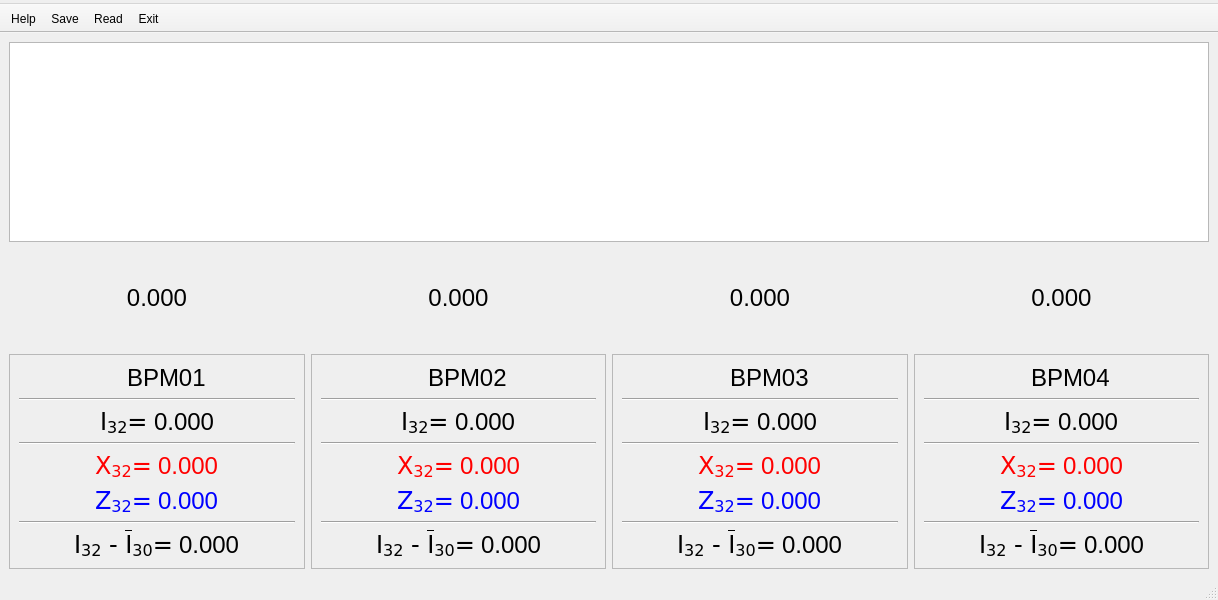
Above: MainWindow_1.ui from Snake9889/CDV before the change. Below: the same form after it.
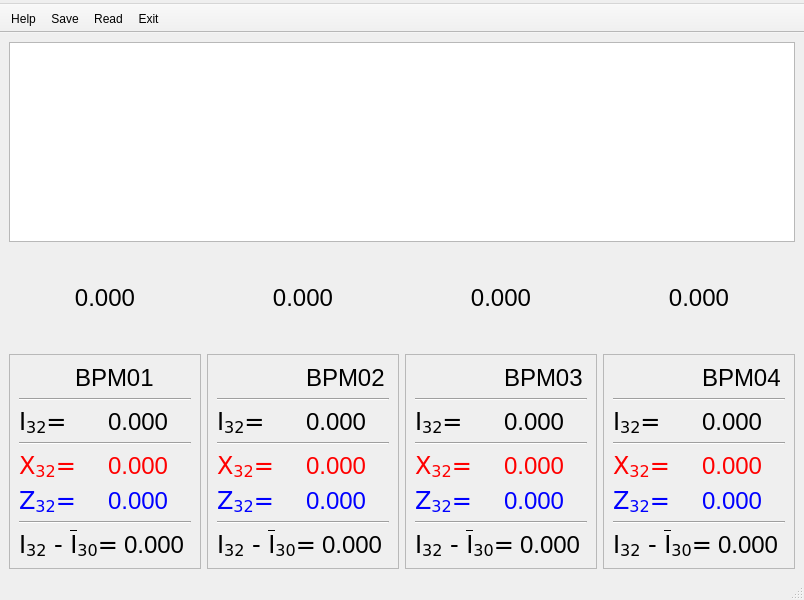
That is the form after the change. Custom widgets are drawn as their Qt base class.

The edit to the form file:
```diff
--- a/MainWindow_1.ui
+++ b/MainWindow_1.ui
@@ -9,7 +9,7 @@
    <rect>
     <x>0</x>
     <y>0</y>
-    <width>1218</width>
+    <width>804</width>
     <height>600</height>
    </rect>
   </property>
@@ -58,13 +58,13 @@
        </widget>
       </item>
       <item>
-       <layout class="QHBoxLayout" name="horizontalLayout_21">
+       <layout class="QGridLayout" name="gridLayout_4">
         <property name="sizeConstraint">
-         <enum>QLayout::SetMinimumSize</enum>
+         <enum>QLayout::SetFixedSize</enum>
         </property>
-        <item>
-         <layout class="QVBoxLayout" name="verticalLayout_3">
-          <item>
+        <item row="0" column="0">
+         <layout class="QGridLayout" name="gridLayout">
+          <item row="0" column="0">
            <widget class="QLabel" name="pos_1">
             <property name="font">
              <font>
@@ -82,56 +82,24 @@
             </property>
            </widget>
           </item>
-          <item>
+          <item row="1" column="0">
            <widget class="QFrame" name="frame">
+            <property name="sizePolicy">
+             <sizepolicy hsizetype="Minimum" vsizetype="Minimum">
+              <horstretch>0</horstretch>
+              <verstretch>0</verstretch>
+             </sizepolicy>
+            </property>
             <property name="frameShape">
              <enum>QFrame::StyledPanel</enum>
             </property>
             <property name="frameShadow">
              <enum>QFrame::Raised</enum>
             </property>
-            <layout class="QVBoxLayout" name="verticalLayout_2">
-             <item>
-              <layout class="QHBoxLayout" name="horizontalLayout_5">
-               <item>
-                <spacer name="horizontalSpacer_9">
-                 <property name="orientation">
-                  <enum>Qt::Horizontal</enum>
-                 </property>
-                 <property name="sizeHint" stdset="0">
-                  <size>
-                   <width>40</width>
-                   <height>20</height>
-                  </size>
-                 </property>
-                </spacer>
-               </item>
-               <item>
-                <widget class="QLabel" name="status_1">
-                 <property name="sizePolicy">
-                  <sizepolicy hsizetype="Minimum" vsizetype="Minimum">
-                   <horstretch>0</horstretch>
-                   <verstretch>0</verstretch>
-                  </sizepolicy>
-                 </property>
-                 <property name="font">
-                  <font>
-                   <family>DejaVu Sans</family>
-                   <pointsize>18</pointsize>
-                  </font>
-                 </property>
-                 <property name="toolTip">
-                  <string>BetaZ</string>
-                 </property>
-                 <property name="styleSheet">
-                  <string notr="true">color: rgb(0, 0, 0);</string>
-                 </property>
-                 <property name="text">
-                  <string/>
-                 </property>
-                </widget>
-               </item>
-               <item>
+            <layout class="QGridLayout" name="gridLayout_2">
+             <item row="0" column="0">
+              <layout class="QGridLayout" name="gridLayout_3">
+               <item row="0" column="2">
                 <widget class="QLabel" name="BPM_1_label">
                  <property name="sizePolicy">
                   <sizepolicy hsizetype="Minimum" vsizetype="Minimum">
@@ -155,45 +123,50 @@
                  </property>
                 </widget>
                </item>
-               <item>
-                <spacer name="horizontalSpacer_10">
-                 <property name="orientation">
-                  <enum>Qt::Horizontal</enum>
+               <item row="0" column="0">
+                <widget class="QLabel" name="status_1">
+                 <property name="sizePolicy">
+                  <sizepolicy hsizetype="Minimum" vsizetype="Minimum">
+                   <horstretch>0</horstretch>
+                   <verstretch>0</verstretch>
+                  </sizepolicy>
                  </property>
-                 <property name="sizeHint" stdset="0">
+                 <property name="maximumSize">
                   <size>
-                   <width>40</width>
-                   <height>20</height>
+                   <width>50</width>
+                   <height>100</height>
                   </size>
                  </property>
-                </spacer>
+                 <property name="font">
+                  <font>
+                   <family>DejaVu Sans</family>
+                   <pointsize>18</pointsize>
+                  </font>
+                 </property>
+                 <property name="toolTip">
+                  <string>BetaZ</string>
+                 </property>
+                 <property name="styleSheet">
+                  <string notr="true">color: rgb(0, 0, 0);</string>
+                 </property>
+                 <property name="text">
+                  <string/>
+                 </property>
+                </widget>
                </item>
               </layout>
              </item>
-             <item>
+             <item row="1" column="0">
               <widget class="Line" name="line_3">
                <property name="orientation">
                 <enum>Qt::Horizontal</enum>
                </property>
               </widget>
              </item>
-             <item>
+             <item row="2" column="0">
               <layout class="QHBoxLayout" name="horizontalLayout_4">
                <item>
-                <spacer name="horizontalSpacer_4">
-                 <property name="orientation">
-                  <enum>Qt::Horizontal</enum>
-                 </property>
-                 <property name="sizeHint" stdset="0">
-                  <size>
-                   <width>40</width>
-                   <height>20</height>
-                  </size>
-                 </property>
-                </spacer>
-               </item>
-               <item>
-                <widget class="QLabel" name="value_I_label_1">
+                <widget class="QLabel" name="i_label_1">
                  <property name="sizePolicy">
                   <sizepolicy hsizetype="Minimum" vsizetype="Minimum">
                    <horstretch>0</horstretch>
@@ -244,45 +217,19 @@
                  </property>
                 </widget>
                </item>
-               <item>
-                <spacer name="horizontalSpacer_2">
-                 <property name="orientation">
-                  <enum>Qt::Horizontal</enum>
-                 </property>
-                 <property name="sizeHint" stdset="0">
-                  <size>
-                   <width>40</width>
-                   <height>20</height>
-                  </size>
-                 </property>
-                </spacer>
-               </item>
               </layout>
              </item>
-             <item>
+             <item row="3" column="0">
               <widget class="Line" name="line_2">
                <property name="orientation">
                 <enum>Qt::Horizontal</enum>
                </property>
               </widget>
              </item>
-             <item>
+             <item row="4" column="0">
               <layout class="QHBoxLayout" name="horizontalLayout_2">
                <item>
-                <spacer name="horizontalSpacer_7">
-                 <property name="orientation">
-                  <enum>Qt::Horizontal</enum>
-                 </property>
-                 <property name="sizeHint" stdset="0">
-                  <size>
-                   <width>40</width>
-                   <height>20</height>
-                  </size>
-                 </property>
-                </spacer>
-               </item>
-               <item>
-                <widget class="QLabel" name="value_x_label_1">
+                <widget class="QLabel" name="x_label_1">
                  <property name="sizePolicy">
                   <sizepolicy hsizetype="Minimum" vsizetype="Minimum">
                    <horstretch>0</horstretch>
@@ -333,38 +280,12 @@
                  </property>
                 </widget>
                </item>
-               <item>
-                <spacer name="horizontalSpacer_8">
-                 <property name="orientation">
-                  <enum>Qt::Horizontal</enum>
-                 </property>
-                 <property name="sizeHint" stdset="0">
-                  <size>
-                   <width>40</width>
-                   <height>20</height>
-                  </size>
-                 </property>
-                </spacer>
-               </item>
               </layout>
              </item>
-             <item>
+             <item row="5" column="0">
               <layout class="QHBoxLayout" name="horizontalLayout">
                <item>
-                <spacer name="horizontalSpacer">
-                 <property name="orientation">
-                  <enum>Qt::Horizontal</enum>
-                 </property>
-                 <property name="sizeHint" stdset="0">
-                  <size>
-                   <width>40</width>
-                   <height>20</height>
-                  </size>
-                 </property>
-                </spacer>
-               </item>
-               <item>
-                <widget class="QLabel" name="value_z_label_1">
+                <widget class="QLabel" name="z_label_1">
                  <property name="sizePolicy">
                   <sizepolicy hsizetype="Minimum" vsizetype="Minimum">
                    <horstretch>0</horstretch>
@@ -412,45 +333,19 @@
                  </property>
                 </widget>
                </item>
-               <item>
-                <spacer name="horizontalSpacer_3">
-                 <property name="orientation">
-                  <enum>Qt::Horizontal</enum>
-                 </property>
-                 <property name="sizeHint" stdset="0">
-                  <size>
-                   <width>40</width>
-                   <height>20</height>
-                  </size>
-                 </property>
-                </spacer>
-               </item>
               </layout>
              </item>
-             <item>
+             <item row="6" column="0">
               <widget class="Line" name="line">
                <property name="orientation">
                 <enum>Qt::Horizontal</enum>
                </property>
               </widget>
              </item>
-             <item>
+             <item row="7" column="0">
               <layout class="QHBoxLayout" name="horizontalLayout_3">
                <item>
-                <spacer name="horizontalSpacer_5">
-                 <property name="orientation">
-                  <enum>Qt::Horizontal</enum>
-                 </property>
-                 <property name="sizeHint" stdset="0">
-                  <size>
-                   <width>40</width>
-                   <height>20</height>
-                  </size>
-                 </property>
-                </spacer>
-               </item>
-               <item>
-                <widget class="QLabel" name="delta_I_label_1">
+                <widget class="QLabel" name="delta_label_1">
                  <property name="sizePolicy">
                   <sizepolicy hsizetype="Minimum" vsizetype="Minimum">
                    <horstretch>0</horstretch>
@@ -498,19 +393,6 @@
                  </property>
                 </widget>
                </item>
-               <item>
-                <spacer name="horizontalSpacer_6">
-                 <property name="orientation">
-                  <enum>Qt::Horizontal</enum>
-                 </property>
-                 <property name="sizeHint" stdset="0">
-                  <size>
-                   <width>40</width>
-                   <height>20</height>
-                  </size>
-                 </property>
-                </spacer>
-               </item>
               </layout>
              </item>
             </layout>
@@ -518,7 +400,7 @@
           </item>
          </layout>
         </item>
-        <item>
+        <item row="0" column="1">
          <layout class="QVBoxLayout" name="verticalLayout_4">
           <item>
            <widget class="QLabel" name="pos_2">
@@ -540,6 +422,12 @@
           </item>
           <item>
            <widget class="QFrame" name="frame_2">
+            <property name="sizePolicy">
+             <sizepolicy hsizetype="Minimum" vsizetype="Minimum">
+              <horstretch>0</horstretch>
+              <verstretch>0</verstretch>
+             </sizepolicy>
+            </property>
             <property name="frameShape">
              <enum>QFrame::StyledPanel</enum>
             </property>
@@ -549,19 +437,6 @@
             <layout class="QVBoxLayout" name="verticalLayout_5">
              <item>
               <layout class="QHBoxLayout" name="horizontalLayout_6">
-               <item>
-                <spacer name="horizontalSpacer_11">
-                 <property name="orientation">
-                  <enum>Qt::Horizontal</enum>
-                 </property>
-                 <property name="sizeHint" stdset="0">
-                  <size>
-                   <width>40</width>
-                   <height>20</height>
-                  </size>
-                 </property>
-                </spacer>
-               </item>
                <item>
                 <widget class="QLabel" name="status_2">
                  <property name="sizePolicy">
@@ -611,19 +486,6 @@
                  </property>
                 </widget>
                </item>
-               <item>
-                <spacer name="horizontalSpacer_12">
-                 <property name="orientation">
-                  <enum>Qt::Horizontal</enum>
-                 </property>
-                 <property name="sizeHint" stdset="0">
-                  <size>
-                   <width>40</width>
-                   <height>20</height>
-                  </size>
-                 </property>
-                </spacer>
-               </item>
               </layout>
              </item>
              <item>
@@ -636,20 +498,7 @@
              <item>
               <layout class="QHBoxLayout" name="horizontalLayout_7">
                <item>
-                <spacer name="horizontalSpacer_13">
-                 <property name="orientation">
-                  <enum>Qt::Horizontal</enum>
-                 </property>
-                 <property name="sizeHint" stdset="0">
-                  <size>
-                   <width>40</width>
-                   <height>20</height>
-                  </size>
-                 </property>
-                </spacer>
-               </item>
-               <item>
-                <widget class="QLabel" name="value_I_label_2">
+                <widget class="QLabel" name="i_label_2">
                  <property name="sizePolicy">
                   <sizepolicy hsizetype="Minimum" vsizetype="Minimum">
                    <horstretch>0</horstretch>
@@ -700,19 +549,6 @@
                  </property>
                 </widget>
                </item>
-               <item>
-                <spacer name="horizontalSpacer_14">
-                 <property name="orientation">
-                  <enum>Qt::Horizontal</enum>
-                 </property>
-                 <property name="sizeHint" stdset="0">
-                  <size>
-                   <width>40</width>
-                   <height>20</height>
-                  </size>
-                 </property>
-                </spacer>
-               </item>
               </layout>
              </item>
              <item>
@@ -725,20 +561,7 @@
              <item>
               <layout class="QHBoxLayout" name="horizontalLayout_8">
                <item>
-                <spacer name="horizontalSpacer_15">
-                 <property name="orientation">
-                  <enum>Qt::Horizontal</enum>
-                 </property>
-                 <property name="sizeHint" stdset="0">
-                  <size>
-                   <width>40</width>
-                   <height>20</height>
-                  </size>
-                 </property>
-                </spacer>
-               </item>
-               <item>
-                <widget class="QLabel" name="value_x_label_2">
+                <widget class="QLabel" name="x_label_2">
                  <property name="sizePolicy">
                   <sizepolicy hsizetype="Minimum" vsizetype="Minimum">
                    <horstretch>0</horstretch>
@@ -789,38 +612,12 @@
                  </property>
                 </widget>
                </item>
-               <item>
-                <spacer name="horizontalSpacer_16">
-                 <property name="orientation">
-                  <enum>Qt::Horizontal</enum>
-                 </property>
-                 <property name="sizeHint" stdset="0">
-                  <size>
-                   <width>40</width>
-                   <height>20</height>
-                  </size>
-                 </property>
-                </spacer>
-               </item>
               </layout>
              </item>
              <item>
               <layout class="QHBoxLayout" name="horizontalLayout_9">
                <item>
-                <spacer name="horizontalSpacer_17">
-                 <property name="orientation">
-                  <enum>Qt::Horizontal</enum>
-                 </property>
-                 <property name="sizeHint" stdset="0">
-                  <size>
-                   <width>40</width>
-                   <height>20</height>
-                  </size>
-                 </property>
-                </spacer>
-               </item>
-               <item>
-                <widget class="QLabel" name="value_z_label_2">
+                <widget class="QLabel" name="z_label_2">
                  <property name="sizePolicy">
                   <sizepolicy hsizetype="Minimum" vsizetype="Minimum">
                    <horstretch>0</horstretch>
@@ -868,19 +665,6 @@
                  </property>
                 </widget>
                </item>
-               <item>
-                <spacer name="horizontalSpacer_18">
-                 <property name="orientation">
-                  <enum>Qt::Horizontal</enum>
-                 </property>
-                 <property name="sizeHint" stdset="0">
-                  <size>
-                   <width>40</width>
-                   <height>20</height>
-                  </size>
-                 </property>
-                </spacer>
-               </item>
               </layout>
              </item>
              <item>
@@ -893,20 +677,7 @@
              <item>
               <layout class="QHBoxLayout" name="horizontalLayout_10">
                <item>
-                <spacer name="horizontalSpacer_19">
-                 <property name="orientation">
-                  <enum>Qt::Horizontal</enum>
-                 </property>
-                 <property name="sizeHint" stdset="0">
-                  <size>
-                   <width>40</width>
-                   <height>20</height>
-                  </size>
-                 </property>
-                </spacer>
-               </item>
-               <item>
-                <widget class="QLabel" name="delta_I_label_2">
+                <widget class="QLabel" name="delta_label_2">
                  <property name="sizePolicy">
                   <sizepolicy hsizetype="Minimum" vsizetype="Minimum">
                    <horstretch>0</horstretch>
@@ -954,19 +725,6 @@
                  </property>
                 </widget>
                </item>
-               <item>
-                <spacer name="horizontalSpacer_20">
-                 <property name="orientation">
-                  <enum>Qt::Horizontal</enum>
-                 </property>
-                 <property name="sizeHint" stdset="0">
-                  <size>
-                   <width>40</width>
-                   <height>20</height>
-                  </size>
-                 </property>
-                </spacer>
-               </item>
               </layout>
              </item>
             </layout>
@@ -974,7 +732,7 @@
           </item>
          </layout>
         </item>
-        <item>
+        <item row="0" column="2">
          <layout class="QVBoxLayout" name="verticalLayout_6">
           <item>
            <widget class="QLabel" name="pos_3">
@@ -996,6 +754,12 @@
           </item>
           <item>
            <widget class="QFrame" name="frame_3">
+            <property name="sizePolicy">
+             <sizepolicy hsizetype="Minimum" vsizetype="Minimum">
+              <horstretch>0</horstretch>
+              <verstretch>0</verstretch>
+             </sizepolicy>
+            </property>
             <property name="frameShape">
              <enum>QFrame::StyledPanel</enum>
             </property>
@@ -1005,19 +769,6 @@
             <layout class="QVBoxLayout" name="verticalLayout_7">
              <item>
               <layout class="QHBoxLayout" name="horizontalLayout_11">
-               <item>
-                <spacer name="horizontalSpacer_21">
-                 <property name="orientation">
-                  <enum>Qt::Horizontal</enum>
-                 </property>
-                 <property name="sizeHint" stdset="0">
-                  <size>
-                   <width>40</width>
-                   <height>20</height>
-                  </size>
-                 </property>
-                </spacer>
-               </item>
                <item>
                 <widget class="QLabel" name="status_3">
                  <property name="sizePolicy">
@@ -1067,19 +818,6 @@
                  </property>
                 </widget>
                </item>
-               <item>
-                <spacer name="horizontalSpacer_22">
-                 <property name="orientation">
-                  <enum>Qt::Horizontal</enum>
-                 </property>
-                 <property name="sizeHint" stdset="0">
-                  <size>
-                   <width>40</width>
-                   <height>20</height>
-                  </size>
-                 </property>
-                </spacer>
-               </item>
               </layout>
              </item>
              <item>
@@ -1092,20 +830,7 @@
              <item>
               <layout class="QHBoxLayout" name="horizontalLayout_12">
                <item>
-                <spacer name="horizontalSpacer_23">
-                 <property name="orientation">
-                  <enum>Qt::Horizontal</enum>
-                 </property>
-                 <property name="sizeHint" stdset="0">
-                  <size>
-                   <width>40</width>
-                   <height>20</height>
-                  </size>
-                 </property>
-                </spacer>
-               </item>
-               <item>
-                <widget class="QLabel" name="value_I_label_3">
+                <widget class="QLabel" name="i_label_3">
                  <property name="sizePolicy">
                   <sizepolicy hsizetype="Minimum" vsizetype="Minimum">
                    <horstretch>0</horstretch>
@@ -1156,19 +881,6 @@
                  </property>
                 </widget>
                </item>
-               <item>
-                <spacer name="horizontalSpacer_24">
-                 <property name="orientation">
-                  <enum>Qt::Horizontal</enum>
-                 </property>
-                 <property name="sizeHint" stdset="0">
-                  <size>
-                   <width>40</width>
-                   <height>20</height>
-                  </size>
-                 </property>
-                </spacer>
-               </item>
               </layout>
              </item>
              <item>
@@ -1181,20 +893,7 @@
              <item>
               <layout class="QHBoxLayout" name="horizontalLayout_13">
                <item>
-                <spacer name="horizontalSpacer_25">
-                 <property name="orientation">
-                  <enum>Qt::Horizontal</enum>
-                 </property>
-                 <property name="sizeHint" stdset="0">
-                  <size>
-                   <width>40</width>
-                   <height>20</height>
-                  </size>
-                 </property>
-                </spacer>
-               </item>
-               <item>
-                <widget class="QLabel" name="value_x_label_3">
+                <widget class="QLabel" name="x_label_3">
                  <property name="sizePolicy">
                   <sizepolicy hsizetype="Minimum" vsizetype="Minimum">
                    <horstretch>0</horstretch>
@@ -1245,38 +944,12 @@
                  </property>
                 </widget>
                </item>
-               <item>
-                <spacer name="horizontalSpacer_26">
-                 <property name="orientation">
-                  <enum>Qt::Horizontal</enum>
-                 </property>
-                 <property name="sizeHint" stdset="0">
-                  <size>
-                   <width>40</width>
-                   <height>20</height>
-                  </size>
-                 </property>
-                </spacer>
-               </item>
               </layout>
              </item>
              <item>
               <layout class="QHBoxLayout" name="horizontalLayout_14">
                <item>
-                <spacer name="horizontalSpacer_27">
-                 <property name="orientation">
-                  <enum>Qt::Horizontal</enum>
-                 </property>
-                 <property name="sizeHint" stdset="0">
-                  <size>
-                   <width>40</width>
-                   <height>20</height>
-                  </size>
-                 </property>
-                </spacer>
-               </item>
-               <item>
-                <widget class="QLabel" name="value_z_label_3">
+                <widget class="QLabel" name="z_label_3">
                  <property name="sizePolicy">
                   <sizepolicy hsizetype="Minimum" vsizetype="Minimum">
                    <horstretch>0</horstretch>
@@ -1324,19 +997,6 @@
                  </property>
                 </widget>
                </item>
-               <item>
-                <spacer name="horizontalSpacer_28">
-                 <property name="orientation">
-                  <enum>Qt::Horizontal</enum>
-                 </property>
-                 <property name="sizeHint" stdset="0">
-                  <size>
-                   <width>40</width>
-                   <height>20</height>
-                  </size>
-                 </property>
-                </spacer>
-               </item>
               </layout>
              </item>
              <item>
@@ -1349,20 +1009,7 @@
              <item>
               <layout class="QHBoxLayout" name="horizontalLayout_15">
                <item>
-                <spacer name="horizontalSpacer_29">
-                 <property name="orientation">
-                  <enum>Qt::Horizontal</enum>
-                 </property>
-                 <property name="sizeHint" stdset="0">
-                  <size>
-                   <width>40</width>
-                   <height>20</height>
-                  </size>
-                 </property>
-                </spacer>
-               </item>
-               <item>
-                <widget class="QLabel" name="delta_I_label_3">
+                <widget class="QLabel" name="delta_label_3">
                  <property name="sizePolicy">
                   <sizepolicy hsizetype="Minimum" vsizetype="Minimum">
                    <horstretch>0</horstretch>
@@ -1410,19 +1057,6 @@
                  </property>
                 </widget>
                </item>
-               <item>
-                <spacer name="horizontalSpacer_30">
-                 <property name="orientation">
-                  <enum>Qt::Horizontal</enum>
-                 </property>
-                 <property name="sizeHint" stdset="0">
-                  <size>
-                   <width>40</width>
-                   <height>20</height>
-                  </size>
-                 </property>
-                </spacer>
-               </item>
               </layout>
              </item>
             </layout>
@@ -1430,7 +1064,7 @@
           </item>
          </layout>
         </item>
-        <item>
+        <item row="0" column="3">
          <layout class="QVBoxLayout" name="verticalLayout_8">
           <item>
            <widget class="QLabel" name="pos_4">
@@ -1452,6 +1086,12 @@
           </item>
           <item>
            <widget class="QFrame" name="frame_4">
+            <property name="sizePolicy">
+             <sizepolicy hsizetype="Minimum" vsizetype="Minimum">
+              <horstretch>0</horstretch>
+              <verstretch>0</verstretch>
+             </sizepolicy>
+            </property>
             <property name="frameShape">
              <enum>QFrame::StyledPanel</enum>
             </property>
@@ -1461,19 +1101,6 @@
             <layout class="QVBoxLayout" name="verticalLayout_9">
              <item>
               <layout class="QHBoxLayout" name="horizontalLayout_16">
-               <item>
-                <spacer name="horizontalSpacer_31">
-                 <property name="orientation">
-                  <enum>Qt::Horizontal</enum>
-                 </property>
-                 <property name="sizeHint" stdset="0">
-                  <size>
-                   <width>40</width>
-                   <height>20</height>
-                  </size>
-                 </property>
-                </spacer>
-               </item>
                <item>
                 <widget class="QLabel" name="status_4">
                  <property name="sizePolicy">
@@ -1523,19 +1150,6 @@
                  </property>
                 </widget>
                </item>
-               <item>
-                <spacer name="horizontalSpacer_32">
-                 <property name="orientation">
-                  <enum>Qt::Horizontal</enum>
-                 </property>
-                 <property name="sizeHint" stdset="0">
-                  <size>
-                   <width>40</width>
-                   <height>20</height>
-                  </size>
-                 </property>
-                </spacer>
-               </item>
               </layout>
              </item>
              <item>
@@ -1548,20 +1162,7 @@
              <item>
               <layout class="QHBoxLayout" name="horizontalLayout_17">
                <item>
-                <spacer name="horizontalSpacer_33">
-                 <property name="orientation">
-                  <enum>Qt::Horizontal</enum>
-                 </property>
-                 <property name="sizeHint" stdset="0">
-                  <size>
-                   <width>40</width>
-                   <height>20</height>
-                  </size>
-                 </property>
-                </spacer>
-               </item>
-               <item>
-                <widget class="QLabel" name="value_I_label_4">
+                <widget class="QLabel" name="i_label_4">
                  <property name="sizePolicy">
                   <sizepolicy hsizetype="Minimum" vsizetype="Minimum">
                    <horstretch>0</horstretch>
@@ -1612,19 +1213,6 @@
                  </property>
                 </widget>
                </item>
-               <item>
-                <spacer name="horizontalSpacer_34">
-                 <property name="orientation">
-                  <enum>Qt::Horizontal</enum>
-                 </property>
-                 <property name="sizeHint" stdset="0">
-                  <size>
-                   <width>40</width>
-                   <height>20</height>
-                  </size>
-                 </property>
-                </spacer>
-               </item>
               </layout>
              </item>
              <item>
@@ -1637,20 +1225,7 @@
              <item>
               <layout class="QHBoxLayout" name="horizontalLayout_18">
                <item>
-                <spacer name="horizontalSpacer_35">
-                 <property name="orientation">
-                  <enum>Qt::Horizontal</enum>
-                 </property>
-                 <property name="sizeHint" stdset="0">
-                  <size>
-                   <width>40</width>
-                   <height>20</height>
-                  </size>
-                 </property>
-                </spacer>
-               </item>
-               <item>
-                <widget class="QLabel" name="value_x_label_4">
+                <widget class="QLabel" name="x_label_4">
                  <property name="sizePolicy">
                   <sizepolicy hsizetype="Minimum" vsizetype="Minimum">
                    <horstretch>0</horstretch>
@@ -1701,38 +1276,12 @@
                  </property>
                 </widget>
                </item>
-               <item>
-                <spacer name="horizontalSpacer_36">
-                 <property name="orientation">
-                  <enum>Qt::Horizontal</enum>
-                 </property>
-                 <property name="sizeHint" stdset="0">
-                  <size>
-                   <width>40</width>
-                   <height>20</height>
-                  </size>
-                 </property>
-                </spacer>
-               </item>
               </layout>
              </item>
              <item>
               <layout class="QHBoxLayout" name="horizontalLayout_19">
                <item>
-                <spacer name="horizontalSpacer_37">
-                 <property name="orientation">
-                  <enum>Qt::Horizontal</enum>
-                 </property>
-                 <property name="sizeHint" stdset="0">
-                  <size>
-                   <width>40</width>
-                   <height>20</height>
-                  </size>
-                 </property>
-                </spacer>
-               </item>
-               <item>
-                <widget class="QLabel" name="value_z_label_4">
+                <widget class="QLabel" name="z_label_4">
                  <property name="sizePolicy">
                   <sizepolicy hsizetype="Minimum" vsizetype="Minimum">
                    <horstretch>0</horstretch>
@@ -1780,19 +1329,6 @@
                  </property>
                 </widget>
                </item>
-               <item>
-                <spacer name="horizontalSpacer_38">
-                 <property name="orientation">
-                  <enum>Qt::Horizontal</enum>
-                 </property>
-                 <property name="sizeHint" stdset="0">
-                  <size>
-                   <width>40</width>
-                   <height>20</height>
-                  </size>
-                 </property>
-                </spacer>
-               </item>
               </layout>
              </item>
              <item>
@@ -1805,20 +1341,7 @@
              <item>
               <layout class="QHBoxLayout" name="horizontalLayout_20">
                <item>
-                <spacer name="horizontalSpacer_39">
-                 <property name="orientation">
-                  <enum>Qt::Horizontal</enum>
-                 </property>
-                 <property name="sizeHint" stdset="0">
-                  <size>
-                   <width>40</width>
-                   <height>20</height>
-                  </size>
-                 </property>
-                </spacer>
-               </item>
-               <item>
-                <widget class="QLabel" name="delta_I_label_4">
+                <widget class="QLabel" name="delta_label_4">
                  <property name="sizePolicy">
                   <sizepolicy hsizetype="Minimum" vsizetype="Minimum">
                    <horstretch>0</horstretch>
@@ -1866,19 +1389,6 @@
                  </property>
                 </widget>
                </item>
-               <item>
-                <spacer name="horizontalSpacer_40">
-                 <property name="orientation">
-                  <enum>Qt::Horizontal</enum>
-                 </property>
-                 <property name="sizeHint" stdset="0">
-                  <size>
-                   <width>40</width>
-                   <height>20</height>
-                  </size>
-                 </property>
-                </spacer>
-               </item>
               </layout>
              </item>
             </layout>
@@ -1897,7 +1407,7 @@
     <rect>
      <x>0</x>
      <y>0</y>
-     <width>1218</width>
+     <width>804</width>
      <height>30</height>
     </rect>
    </property>
```
Left out of the diff: 8 changed lines with no effect on the pictures.
